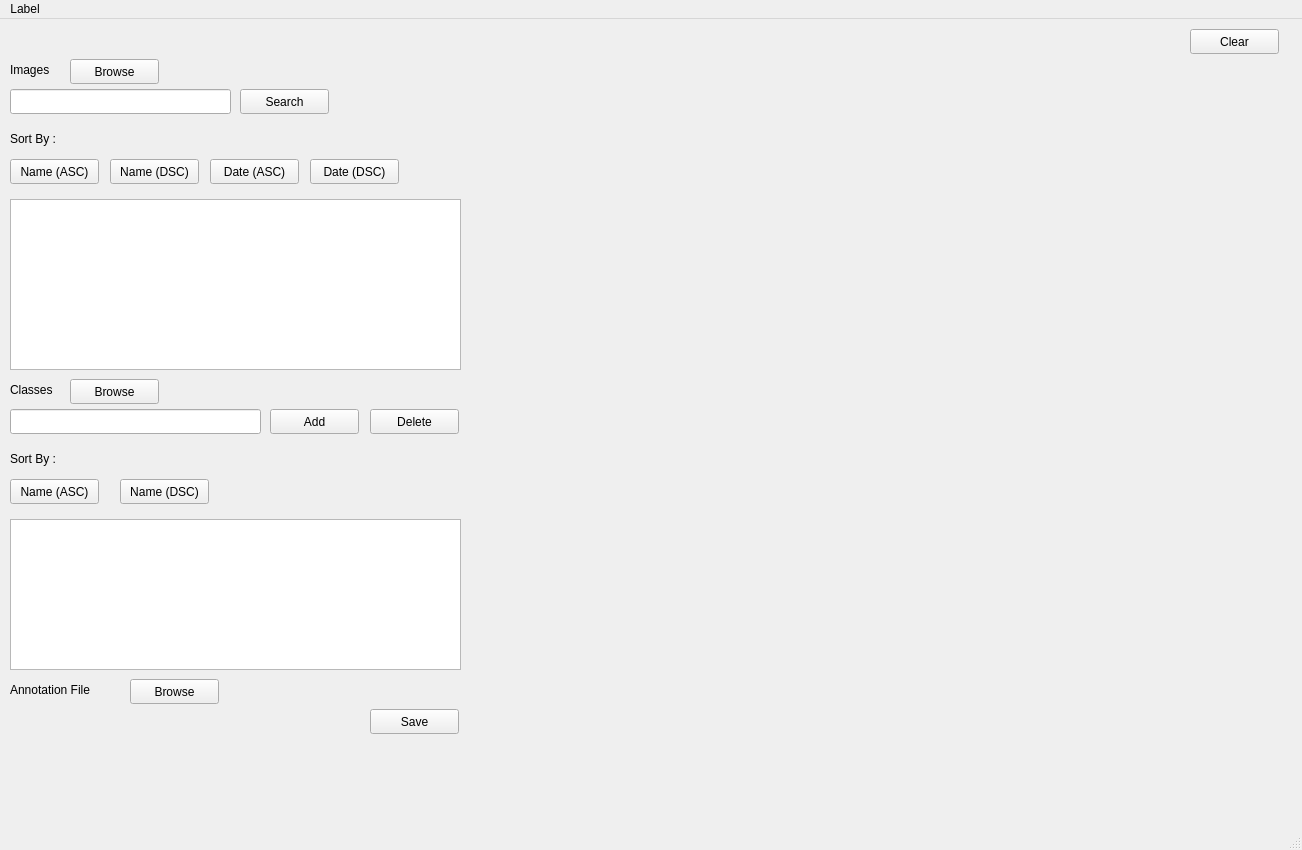
Before: the Qt Designer form SRC/labeller.ui in amansahil/Smart-Annotate, drawn with Qt 5.
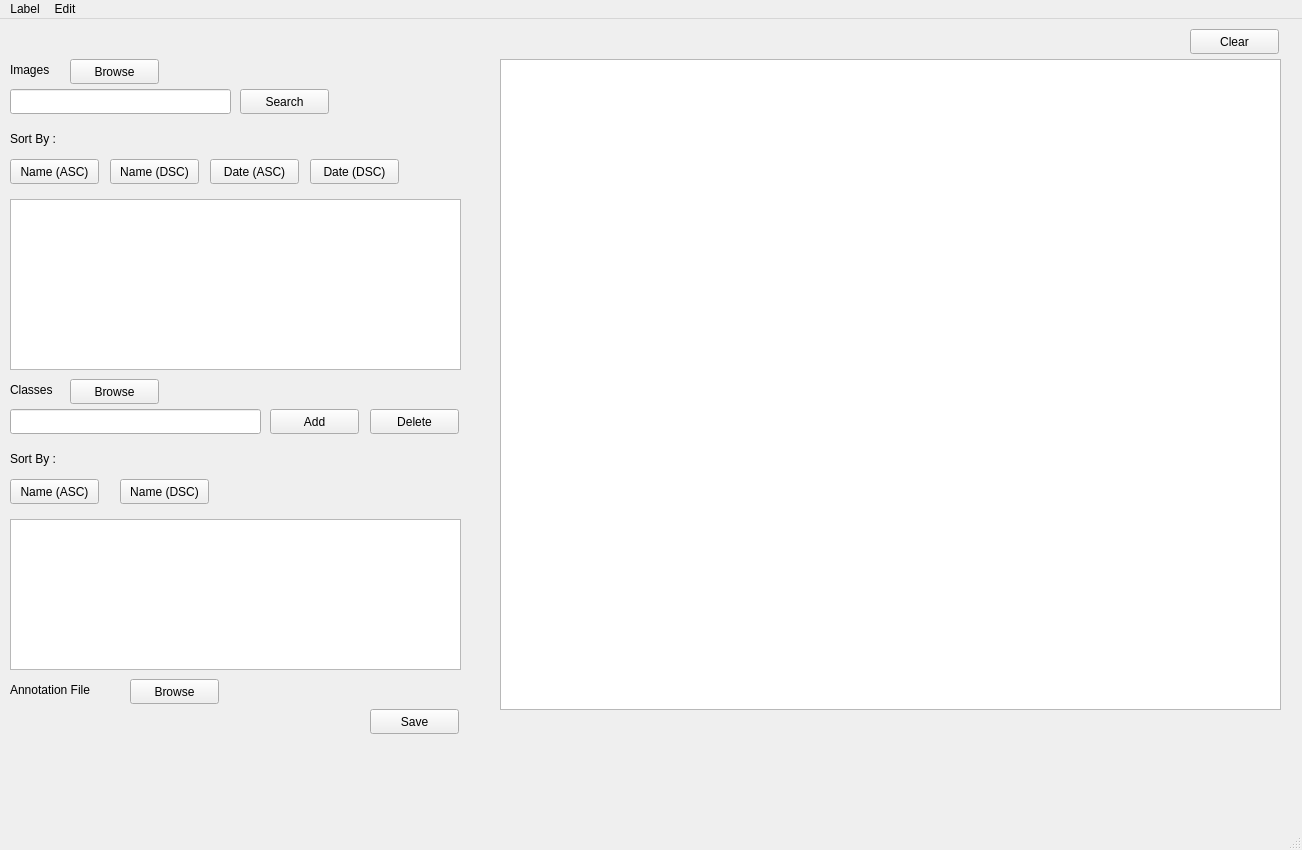
After: the same form once the commit is applied. Icons and pictures are not drawn.

```diff
--- a/SRC/labeller.ui
+++ b/SRC/labeller.ui
@@ -135,17 +135,6 @@
      <string>Save</string>
     </property>
    </widget>
-   <widget class="QWidget" name="verticalLayoutWidget">
-    <property name="geometry">
-     <rect>
-      <x>480</x>
-      <y>40</y>
-      <width>811</width>
-      <height>651</height>
-     </rect>
-    </property>
-    <layout class="QVBoxLayout" name="verticalLayout"/>
-   </widget>
    <widget class="QPushButton" name="pushButton_5">
     <property name="geometry">
      <rect>
@@ -355,6 +344,16 @@
      <string/>
     </property>
    </widget>
+   <widget class="QGraphicsView" name="graphicsView">
+    <property name="geometry">
+     <rect>
+      <x>500</x>
+      <y>40</y>
+      <width>781</width>
+      <height>651</height>
+     </rect>
+    </property>
+   </widget>
   </widget>
   <widget class="QMenuBar" name="menubar">
    <property name="geometry">
@@ -371,9 +370,17 @@
     </property>
     <addaction name="actionMark_Object"/>
     <addaction name="actionAdd_Text"/>
-    <addaction name="actionCopy_Paste"/>
+    <addaction name="actionSelect"/>
+   </widget>
+   <widget class="QMenu" name="menuEdit">
+    <property name="title">
+     <string>Edit</string>
+    </property>
+    <addaction name="actionCopy"/>
+    <addaction name="actionPaste"/>
    </widget>
    <addaction name="menuLabel"/>
+   <addaction name="menuEdit"/>
   </widget>
   <widget class="QStatusBar" name="statusbar"/>
   <action name="actionMark_Object">
```
Left out of the diff: 4 changed lines with no effect on the pictures.
